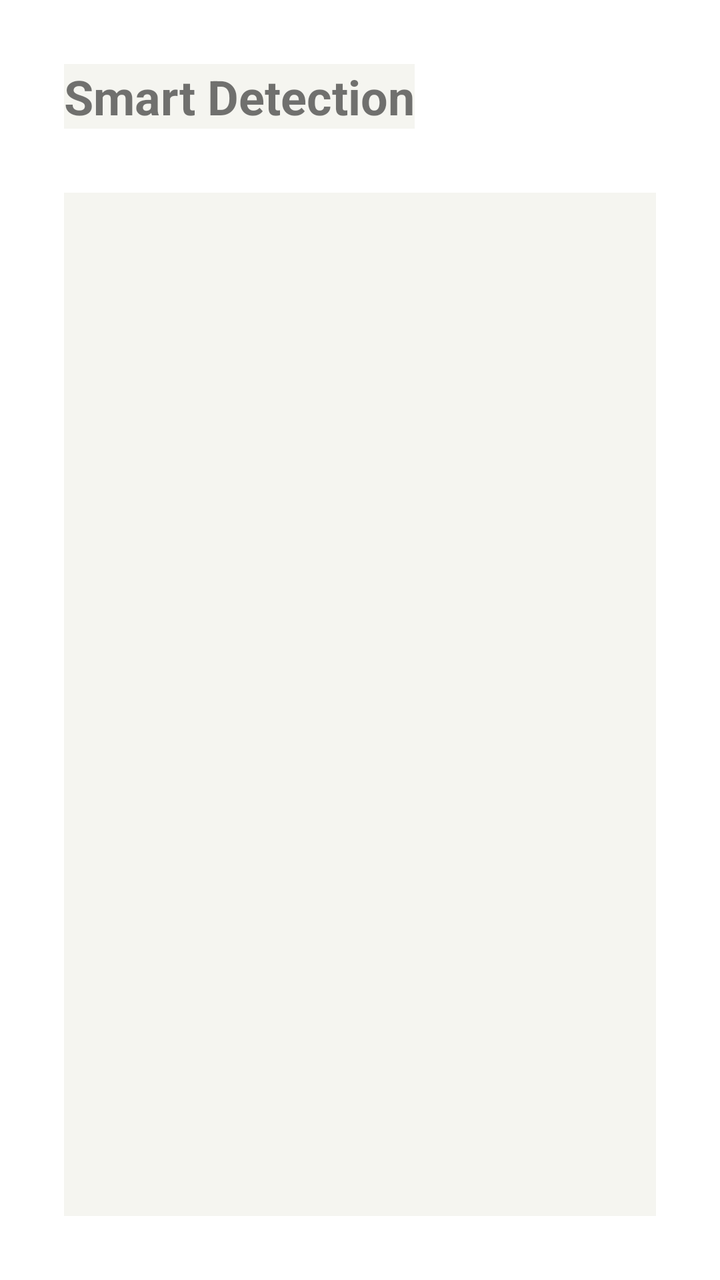
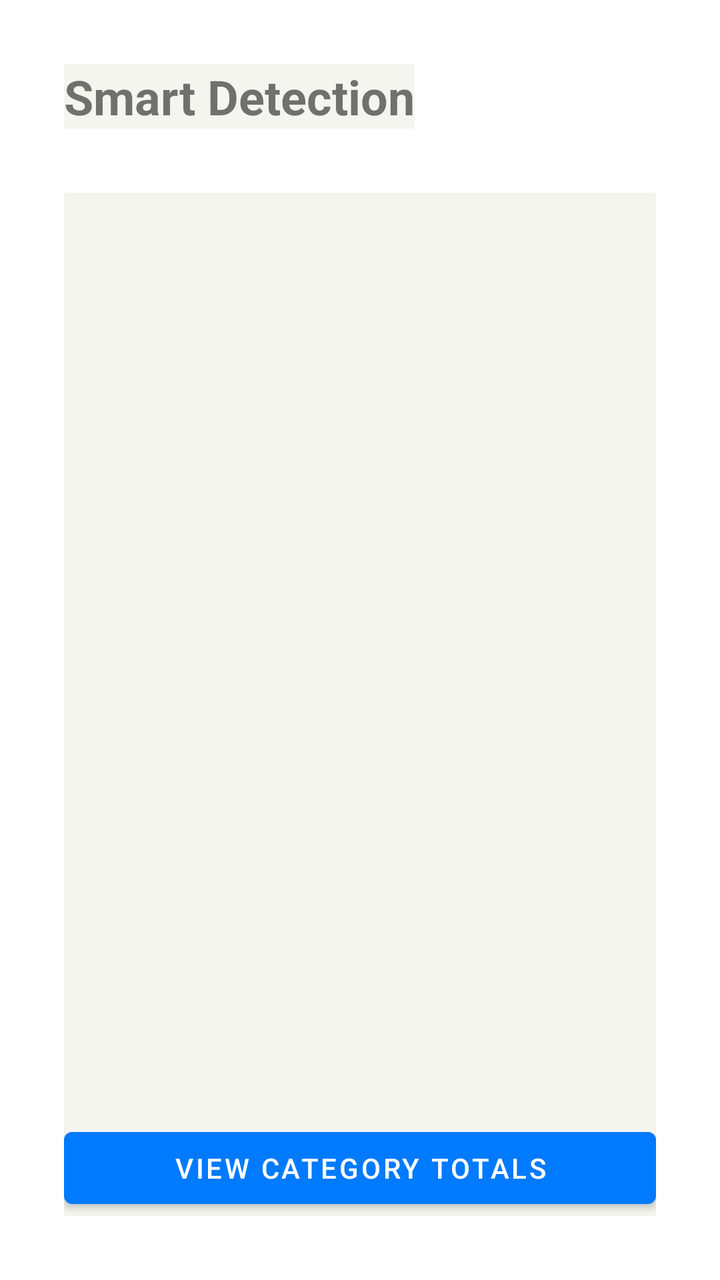

An Android layout rendered at two revisions. The XML below is the earlier revision; the diff shows what the commit changed to produce the second picture.
<!-- AndroidManifest.xml: application theme Theme.HarmonieBudgetAppKt -->
<!-- res/layout/fragment_budgets.xml -->
<?xml version="1.0" encoding="utf-8"?>
<androidx.constraintlayout.widget.ConstraintLayout
    xmlns:android="http://schemas.android.com/apk/res/android"
    xmlns:app="http://schemas.android.com/apk/res-auto"
    android:layout_width="match_parent"
    android:layout_height="match_parent"
    android:padding="32dp"
    android:background="@color/white">

    
    <TextView
        android:id="@+id/tv_budgets_title"
        android:layout_width="wrap_content"
        android:layout_height="wrap_content"
        android:text="@string/smart_detection"
        android:textSize="24sp"
        android:textStyle="bold"
        app:layout_constraintTop_toTopOf="parent"
        app:layout_constraintStart_toStartOf="parent" />

    
    <androidx.recyclerview.widget.RecyclerView
        android:id="@+id/recycler_budgets"
        android:layout_width="0dp"
        android:layout_height="0dp"
        android:layout_marginTop="32dp"
        app:layout_constraintTop_toBottomOf="@id/tv_budgets_title"
        app:layout_constraintBottom_toBottomOf="parent"
        app:layout_constraintStart_toStartOf="parent"
        app:layout_constraintEnd_toEndOf="parent" />

</androidx.constraintlayout.widget.ConstraintLayout>
<!-- resources referenced by this layout -->
<resources>
  <color name="white">#FFFFFFFF</color>
  <string name="smart_detection">Smart Detection</string>
  <style name="Theme.HarmonieBudgetAppKt" parent="Theme.MaterialComponents.DayNight.NoActionBar">
          <item name="colorPrimary">#007AFF</item>
          <item name="colorPrimaryVariant">#007AFF</item>
          <item name="colorOnPrimary">#FFFFFF</item>
          <item name="colorSecondary">#34C759</item>
          <item name="colorOnSecondary">#FFFFFF</item>
          <item name="android:statusBarColor">#F5F5F0</item>
          <item name="android:windowLightStatusBar">true</item>
          <item name="android:background">#F5F5F0</item>
      </style>
</resources>

<!-- the commit's change to res/layout/fragment_budgets.xml (unified diff, before → after) -->
@@ -7,7 +7,6 @@
     android:padding="32dp"
     android:background="@color/white">
 
-    
     <TextView
         android:id="@+id/tv_budgets_title"
         android:layout_width="wrap_content"
@@ -18,7 +17,6 @@
         app:layout_constraintTop_toTopOf="parent"
         app:layout_constraintStart_toStartOf="parent" />
 
-    
     <androidx.recyclerview.widget.RecyclerView
         android:id="@+id/recycler_budgets"
         android:layout_width="0dp"
@@ -29,4 +27,14 @@
         app:layout_constraintStart_toStartOf="parent"
         app:layout_constraintEnd_toEndOf="parent" />
 
+    <Button
+        android:id="@+id/btn_view_totals"
+        android:layout_width="0dp"
+        android:layout_height="wrap_content"
+        android:text="@string/view_category_totals"
+        android:layout_marginTop="16dp"
+        app:layout_constraintBottom_toBottomOf="parent"
+        app:layout_constraintStart_toStartOf="parent"
+        app:layout_constraintEnd_toEndOf="parent" />
+
 </androidx.constraintlayout.widget.ConstraintLayout>
<!-- resource entries referenced after the edit -->
@@ -2,6 +2,7 @@
 <resources>
   <color name="white">#FFFFFFFF</color>
   <string name="smart_detection">Smart Detection</string>
+  <string name="view_category_totals">View Category Totals</string>
   <style name="Theme.HarmonieBudgetAppKt" parent="Theme.MaterialComponents.DayNight.NoActionBar">
           <item name="colorPrimary">#007AFF</item>
           <item name="colorPrimaryVariant">#007AFF</item>
